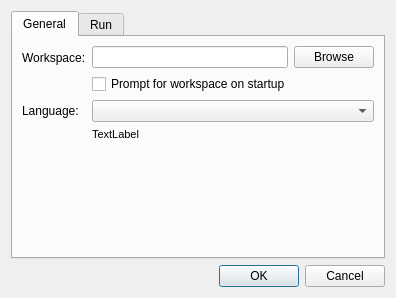
ufopleds/DengueME, file src/options.ui: the form before one commit.
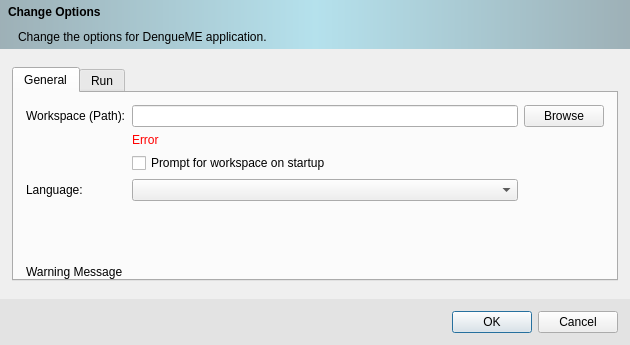
The form after the commit.

```diff
--- a/src/options.ui
+++ b/src/options.ui
@@ -6,8 +6,8 @@
    <rect>
     <x>0</x>
     <y>0</y>
-    <width>396</width>
-    <height>298</height>
+    <width>630</width>
+    <height>345</height>
    </rect>
   </property>
   <property name="sizePolicy">
@@ -16,16 +16,93 @@
     <verstretch>0</verstretch>
    </sizepolicy>
   </property>
+  <property name="minimumSize">
+   <size>
+    <width>630</width>
+    <height>345</height>
+   </size>
+  </property>
   <property name="maximumSize">
    <size>
-    <width>396</width>
-    <height>298</height>
+    <width>630</width>
+    <height>345</height>
    </size>
   </property>
   <property name="windowTitle">
    <string>Options</string>
   </property>
   <layout class="QVBoxLayout" name="verticalLayout">
+   <property name="leftMargin">
+    <number>0</number>
+   </property>
+   <property name="topMargin">
+    <number>0</number>
+   </property>
+   <property name="rightMargin">
+    <number>0</number>
+   </property>
+   <property name="bottomMargin">
+    <number>0</number>
+   </property>
+   <item>
+    <widget class="QWidget" name="topPanel1" native="true">
+     <property name="styleSheet">
+      <string notr="true">#topPanel1 { background-color: qlineargradient(spread:reflect, x1:0.5, y1:0, x2:0, y2:0, stop:0 rgba(91, 204, 233, 100), stop:1 rgba(32, 80, 96, 100)); }</string>
+     </property>
+     <layout class="QVBoxLayout" name="topPanel">
+      <property name="spacing">
+       <number>-1</number>
+      </property>
+      <property name="leftMargin">
+       <number>0</number>
+      </property>
+      <property name="topMargin">
+       <number>0</number>
+      </property>
+      <property name="rightMargin">
+       <number>0</number>
+      </property>
+      <property name="bottomMargin">
+       <number>5</number>
+      </property>
+      <item>
+       <widget class="QLabel" name="label_3">
+        <property name="styleSheet">
+         <string notr="true">font-weight: bold;
+padding: 5px 5px 5px 5px;</string>
+        </property>
+        <property name="text">
+         <string>Change Options</string>
+        </property>
+       </widget>
+      </item>
+      <item>
+       <widget class="QLabel" name="label_4">
+        <property name="styleSheet">
+         <string notr="true">padding: 0px 0px 0px 15px;</string>
+        </property>
+        <property name="text">
+         <string>Change the options for DengueME application.</string>
+        </property>
+       </widget>
+      </item>
+     </layout>
+    </widget>
+   </item>
+   <item>
+    <layout class="QVBoxLayout" name="tabs">
+     <property name="leftMargin">
+      <number>12</number>
+     </property>
+     <property name="topMargin">
+      <number>12</number>
+     </property>
+     <property name="rightMargin">
+      <number>12</number>
+     </property>
+     <property name="bottomMargin">
+      <number>12</number>
+     </property>
    <item>
     <widget class="QTabWidget" name="tabWidget">
      <property name="currentIndex">
@@ -39,23 +116,57 @@
        <property name="fieldGrowthPolicy">
         <enum>QFormLayout::ExpandingFieldsGrow</enum>
        </property>
-       <item row="2" column="0">
-        <widget class="QLabel" name="label">
-         <property name="text">
-          <string>Workspace:</string>
+         <property name="leftMargin">
+          <number>6</number>
          </property>
-        </widget>
-       </item>
-       <item row="5" column="0">
+         <property name="topMargin">
+          <number>12</number>
+         </property>
+         <property name="rightMargin">
+          <number>12</number>
+         </property>
+         <property name="bottomMargin">
+          <number>0</number>
+         </property>
+         <item row="0" column="1">
+          <layout class="QGridLayout" name="gridLayout">
+           <property name="leftMargin">
+            <number>0</number>
+           </property>
+           <property name="topMargin">
+            <number>0</number>
+           </property>
+           <property name="rightMargin">
+            <number>0</number>
+           </property>
+           <property name="bottomMargin">
+            <number>0</number>
+           </property>
+           <item row="3" column="0">
         <widget class="QLabel" name="label_5">
          <property name="text">
           <string>Language:</string>
          </property>
         </widget>
        </item>
-       <item row="5" column="1">
-        <layout class="QHBoxLayout" name="horizontalLayout_4">
-         <item>
+           <item row="1" column="1">
+            <widget class="QLabel" name="label_6">
+             <property name="styleSheet">
+              <string notr="true">color: red;</string>
+             </property>
+             <property name="text">
+              <string>Error</string>
+             </property>
+            </widget>
+           </item>
+           <item row="2" column="1">
+            <widget class="QCheckBox" name="checkBox">
+             <property name="text">
+              <string>Prompt for workspace on startup</string>
+             </property>
+            </widget>
+           </item>
+           <item row="3" column="1">
           <widget class="QComboBox" name="comboBox">
            <property name="sizePolicy">
             <sizepolicy hsizetype="Expanding" vsizetype="Fixed">
@@ -65,19 +176,17 @@
            </property>
           </widget>
          </item>
-        </layout>
-       </item>
-       <item row="2" column="1">
-        <layout class="QVBoxLayout" name="verticalLayout_3">
-         <property name="topMargin">
-          <number>0</number>
-         </property>
-         <item>
-          <layout class="QHBoxLayout" name="horizontalLayout">
-           <item>
+           <item row="0" column="0">
+            <widget class="QLabel" name="label">
+             <property name="text">
+              <string>Workspace (Path):</string>
+             </property>
+            </widget>
+           </item>
+           <item row="0" column="1">
             <widget class="QLineEdit" name="lineEdit"/>
            </item>
-           <item>
+           <item row="0" column="2">
             <widget class="QPushButton" name="pushButton">
              <property name="mouseTracking">
               <bool>true</bool>
@@ -89,29 +198,44 @@
            </item>
           </layout>
          </item>
+         <item row="2" column="1">
+          <layout class="QHBoxLayout" name="horizontalLayout">
+           <property name="leftMargin">
+            <number>0</number>
+           </property>
+           <property name="topMargin">
+            <number>0</number>
+           </property>
+           <property name="rightMargin">
+            <number>0</number>
+           </property>
+           <property name="bottomMargin">
+            <number>0</number>
+           </property>
          <item>
-          <widget class="QCheckBox" name="checkBox">
-           <property name="text">
-            <string>Prompt for workspace on startup</string>
-           </property>
-          </widget>
-         </item>
-        </layout>
-       </item>
-       <item row="6" column="1">
         <widget class="QLabel" name="languageMessage">
-         <property name="font">
-          <font>
-           <pointsize>8</pointsize>
-          </font>
+             <property name="styleSheet">
+              <string notr="true">color: dark yellow;</string>
          </property>
          <property name="text">
-          <string>TextLabel</string>
-         </property>
-         <property name="textFormat">
-          <enum>Qt::AutoText</enum>
-         </property>
-        </widget>
+              <string>Warning Message</string>
+             </property>
+            </widget>
+           </item>
+          </layout>
+         </item>
+         <item row="1" column="1">
+          <spacer name="verticalSpacer">
+           <property name="orientation">
+            <enum>Qt::Vertical</enum>
+           </property>
+           <property name="sizeHint" stdset="0">
+            <size>
+             <width>20</width>
+             <height>40</height>
+            </size>
+           </property>
+          </spacer>
        </item>
       </layout>
      </widget>
@@ -166,6 +290,28 @@
      </widget>
     </widget>
    </item>
+    </layout>
+   </item>
+   <item>
+    <widget class="QWidget" name="footerPanel" native="true">
+     <property name="styleSheet">
+      <string notr="true">#footerPanel {
+  background-color: rgb(227, 227, 227);
+}</string>
+     </property>
+     <layout class="QHBoxLayout" name="horizontalLayout_5">
+      <property name="leftMargin">
+       <number>12</number>
+      </property>
+      <property name="topMargin">
+       <number>12</number>
+      </property>
+      <property name="rightMargin">
+       <number>12</number>
+      </property>
+      <property name="bottomMargin">
+       <number>12</number>
+      </property>
    <item>
     <widget class="QDialogButtonBox" name="buttonBox">
      <property name="orientation">
@@ -178,6 +324,9 @@
    </item>
   </layout>
  </widget>
+   </item>
+  </layout>
+ </widget>
  <resources/>
  <connections>
   <connection>
```
Left out of the diff: 159 changed lines with no effect on the pictures. Lines whose indentation alone changed are shown as unchanged.
